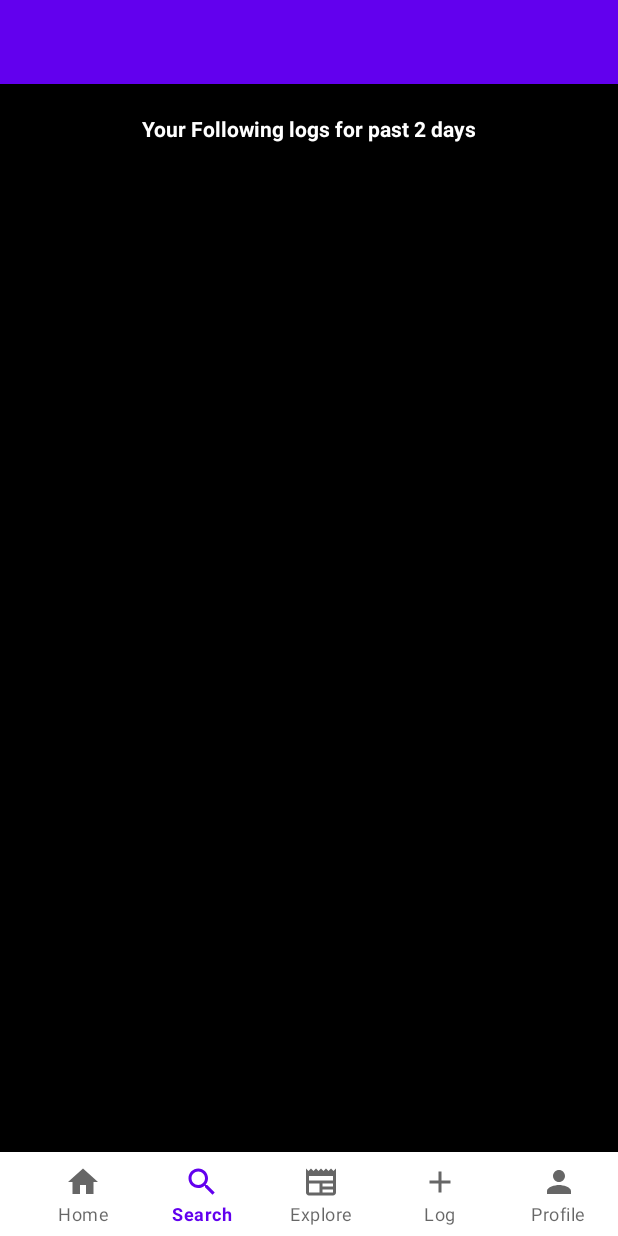
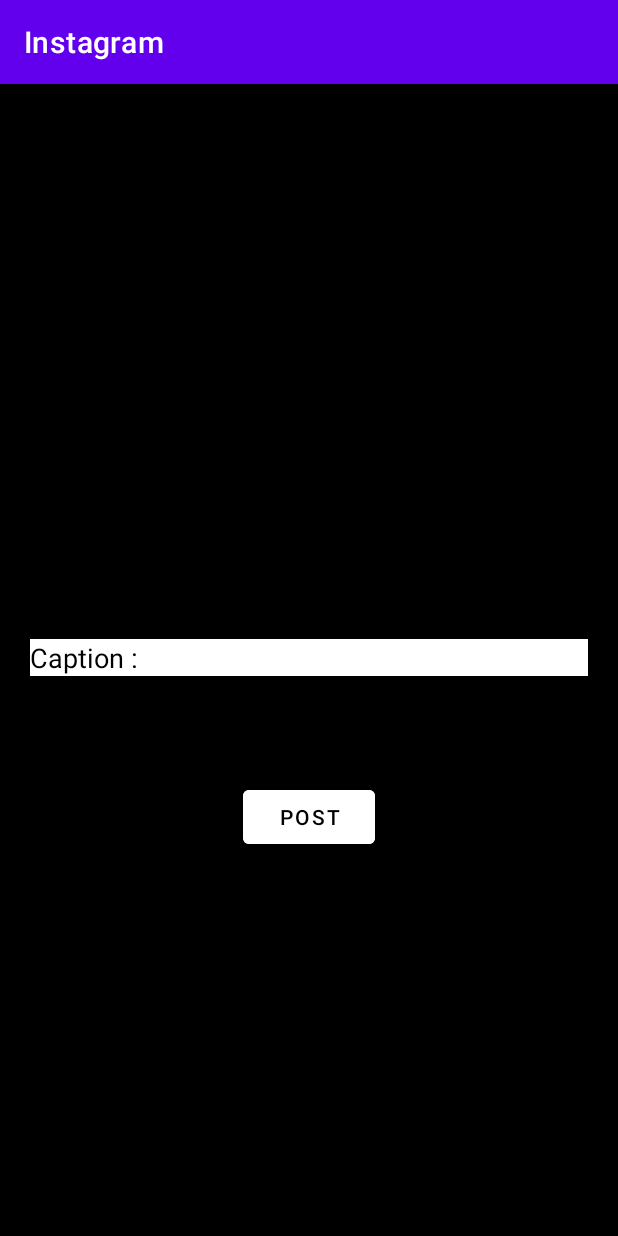
Before and after one commit to formidablechief27/Instagram, an Android app: the screen it shows after launch once a user with an empty profile is signed in (MainActivity before the commit, AgreePost after it), item 4 of the bottom bar chosen, on a phone screen of 412 x 824 dp. Run offline under Robolectric (Android 15) with nearby library versions, the phone set to English and light mode, and no system bars; our stand-ins replace Firebase (no records; nobody signed in at launch, a user with empty details on screens opened directly).

Commit message:
Add files via upload

```diff
--- a/src/main/AndroidManifest.xml
+++ b/src/main/AndroidManifest.xml
@@ -52,6 +52,8 @@
             android:name=".SearchActivity"
             android:label="">
         </activity>
+        <activity android:name=".AgreePost"
+            android:exported="false"></activity>
     </application>
 
 </manifest>
--- a/src/main/java/com/example/instagram/MainActivity.java
+++ b/src/main/java/com/example/instagram/MainActivity.java
@@ -43,9 +43,12 @@ import java.io.FileNotFoundException;
 import java.io.IOException;
 import java.io.InputStreamReader;
 import java.lang.reflect.Array;
+import java.text.ParseException;
 import java.text.SimpleDateFormat;
 import java.util.ArrayList;
 import java.util.Calendar;
+import java.util.Collections;
+import java.util.Comparator;
 import java.util.Date;
 import java.util.List;
 import java.util.Locale;
@@ -69,7 +72,7 @@ public class MainActivity extends AppCompatActivity implements View.OnClickListe
     static String s3="";
     static boolean flag = false;
     static int i = 0;
-//    List<HomeLog> list = new ArrayList<>();
+    List<Post> list = new ArrayList<>();
 
     RecyclerView recyclerView;
 
@@ -95,94 +98,67 @@ public class MainActivity extends AppCompatActivity implements View.OnClickListe
         date2 = yesterdayDate;
         recyclerView = findViewById(R.id.list);
         bug = findViewById(R.id.bug);
-        //fill();
+        fill();
         binding.bottomnav.setBackground(null);
         binding.bottomnav.setOnItemSelectedListener(this);
     }
 
-    @Override
-    protected void onResume() {
-//        list.clear();
-//        if(Login.done == true)
-//            fill();
-        super.onResume();
-//        //fill();
-    }
+    public void show(){
+        Comparator<Post> dateComparator = new Comparator<Post>() {
+            SimpleDateFormat sdf = new SimpleDateFormat("yyyy-MM-dd HH:mm:ss");
+            @Override
+            public int compare(Post post1, Post post2) {
+                try {
+                    Date date1 = sdf.parse(post1.getDate());
+                    Date date2 = sdf.parse(post2.getDate());
 
-    public void show(){
-//        if(list.size() == 0) {
-//            bug.setText("None of your following have logged in the past 2 days, Start my logging a workout or follow someone");
-//        }
-//        HomeAdapter adapter = new HomeAdapter(this, list, this);
-//        recyclerView.setAdapter(adapter);
-//        recyclerView.setLayoutManager(new LinearLayoutManager(this));
+                    // Compare the dates
+                    return date2.compareTo(date1);
+                } catch (ParseException e) {
+                    e.printStackTrace();
+                    return 0; // Handle parsing exception
+                }
+            }
+        };
+        Collections.sort(list, dateComparator);
+        if(list.size() == 0) {
+            bug.setText("None of your following has posted in the past 2 days, Start my posting or follow someone");
+        }
+        else{
+            bug.setText("Your Following Posts for past 2 days");
+        }
+        PostAdapter adapter = new PostAdapter(this, list, this);
+        recyclerView.setAdapter(adapter);
+        recyclerView.setLayoutManager(new LinearLayoutManager(this));
     }
 
     public void fill(){
-//        //list.clear();
-//        try{
-//            DatabaseReference databaseReference = FirebaseDatabase.getInstance().getReference("users");
-//            databaseReference.addValueEventListener(new ValueEventListener() {
-//                @Override
-//                public void onDataChange(@NonNull DataSnapshot dataSnapshot) {
-//                    list.clear();
-//                    for (DataSnapshot userSnapshot : dataSnapshot.getChildren()) {
-//                        String username = userSnapshot.child("username").getValue(String.class).trim();
-//                        String dateOfJoining = userSnapshot.child("Date").getValue(String.class).trim();
-//                        String UID = userSnapshot.getKey();
-//                        DatabaseReference databaseReference1 = FirebaseDatabase.getInstance().getReference().child("users").child(MainActivity.userId).child("Following");
-//                        databaseReference1.addListenerForSingleValueEvent(new ValueEventListener() {
-//                            @Override
-//                            public void onDataChange(@NonNull DataSnapshot dataSnapshot1) {
-//                                if (dataSnapshot1.hasChild(UID) || UID.equals(MainActivity.userId)) {
-//                                    DatabaseReference logsReference = databaseReference.child(UID).child("Logs");
-//                                    logsReference.addListenerForSingleValueEvent(new ValueEventListener() {
-//                                        @Override
-//                                        public void onDataChange(@NonNull DataSnapshot dataSnapshot2) {
-//                                            if(dataSnapshot2.hasChild(date1)){
-//                                                retrieveLogData(logsReference.child(date1), username, date1, UID);
-////                                            list.add(new HomeLog(R.drawable.ic_launcher_foreground, username, date1, val1.size()>0?val1.get(0):"", val1.size()>1?val1.get(1):"", val1.size()>2?val1.get(2):"", UID));
-////                                            show();
-//                                                //bug.setText("Pooja Pooja Pooja");
-//                                            }
-//                                            if(dataSnapshot2.hasChild(date2)){
-//                                                retrieveLogData(logsReference.child(date2), username, date2, UID);
-////                                            list.add(new HomeLog(R.drawable.ic_launcher_foreground, username, date2, val1.size()>0?val1.get(0):"", val1.size()>1?val1.get(1):"", val1.size()>2?val1.get(2):"", UID));
-////                                            show();
-//                                            }
-//                                            //list.add(new User(username, count, dateOfJoining, R.drawable.ic_launcher_foreground, UID));
-//                                        }
-//                                        @Override
-//                                        public void onCancelled(@NonNull DatabaseError databaseError2) {
-//                                            // bug.setText("Pooja Pooja Pooja");
-//                                            //list.add(new User(username, 0, dateOfJoining, R.drawable.ic_launcher_foreground, UID));
-//                                        }
-//                                    });
-//                                } else {
-//
-//                                }
-//                            }
-//
-//                            @Override
-//                            public void onCancelled(@NonNull DatabaseError databaseError) {
-//                                // Handle the error if necessary
-//                            }
-//                        });
-//                    }
-//                    //show();
-//                }
-//
-//                @Override
-//                public void onCancelled(@NonNull DatabaseError databaseError) {
-//                    // Handle the error if necessary
-//                }
-//            });
-//        }
-//        catch(NullPointerException e){
-//            Intent intent = new Intent(MainActivity.this, Welcome.class);
-//            intent.setFlags(Intent.FLAG_ACTIVITY_CLEAR_TASK | Intent.FLAG_ACTIVITY_NEW_TASK);
-//            startActivity(intent);
-//        }
+        list.clear();
+            DatabaseReference databaseReference = FirebaseDatabase.getInstance().getReference("posts");
+            databaseReference.addValueEventListener(new ValueEventListener() {
+                @Override
+                public void onDataChange(@NonNull DataSnapshot snapshot) {
+                    for(DataSnapshot userSnapshot : snapshot.getChildren()){
+                        try{
+                            String ID = userSnapshot.getKey();
+                            String url = userSnapshot.child("post_image").getValue(String.class).trim();
+                            String caption = userSnapshot.child("post_caption").getValue(String.class).trim();
+                            String UID = ID.substring(0, ID.indexOf(" "));
+                            String date = ID.substring(ID.indexOf(" ") + 1, ID.length());
+                            String name = userSnapshot.child("post_uploader").getValue(String.class).trim();
+                            list.add(new Post(R.drawable.ic_launcher_foreground, name, url, caption,date));
+                            show();
+                        }
+                        catch(Exception e){
+                        }
+                    }
+                }
+
+                @Override
+                public void onCancelled(@NonNull DatabaseError error) {
+
+                }
+            });
     }
     public void CheckUser(){
         String filename = "User Details";
@@ -241,12 +217,12 @@ public class MainActivity extends AppCompatActivity implements View.OnClickListe
             startActivity(profileIntent);
             return true;
         }
-//        else if (item.getItemId() == R.id.log) {
-//            // Use Intent to navigate to SearchActivity (change SearchActivity with your desired activity class)
-//            Intent searchIntent = new Intent(MainActivity.this, LogActivity.class);
-//            startActivity(searchIntent);
-//            return true;
-//        }
+        else if (item.getItemId() == R.id.post) {
+            // Use Intent to navigate to SearchActivity (change SearchActivity with your desired activity class)
+            Intent searchIntent = new Intent(MainActivity.this, AgreePost.class);
+            startActivity(searchIntent);
+            return true;
+        }
         else if (item.getItemId() == R.id.search){
             Intent searchIntent = new Intent(MainActivity.this, SearchActivity.class);
             startActivity(searchIntent);
--- a/src/main/java/com/example/instagram/ProfileActivity.java
+++ b/src/main/java/com/example/instagram/ProfileActivity.java
@@ -187,7 +187,7 @@ public class ProfileActivity extends AppCompatActivity implements View.OnClickLi
     }
 
     private void uploadImageToFirebaseStorage(Uri imageUri) {
-        String userId = FirebaseAuth.getInstance().getCurrentUser().getUid();
+        String userId = MainActivity.userId;
         StorageReference storageRef = FirebaseStorage.getInstance().getReference()
                 .child("profile_pictures")
                 .child(userId + ".jpg");
@@ -202,7 +202,6 @@ public class ProfileActivity extends AppCompatActivity implements View.OnClickLi
                             });
                 })
                 .addOnFailureListener(e -> {
-                    // Handle image upload failure
                 });
         setpfp();
     }
--- a/src/main/res/layout/activity_main.xml
+++ b/src/main/res/layout/activity_main.xml
@@ -9,7 +9,7 @@
     <TextView
         android:layout_width="wrap_content"
         android:layout_height="wrap_content"
-        android:text="Your Following logs for past 2 days"
+        android:text="Your Following Posts for past 2 days"
         android:textColor="@color/white"
         android:textStyle="bold"
         android:layout_gravity="center"
@@ -22,16 +22,17 @@
 
     <RelativeLayout
         android:layout_width="match_parent"
-        android:layout_height="0dp"
-        app:layout_constraintTop_toBottomOf="@id/bug">
+        android:layout_height="wrap_content"
+        app:layout_constraintTop_toBottomOf="@id/bug"
+        >
 
         <androidx.recyclerview.widget.RecyclerView
             android:layout_width="match_parent"
             android:layout_height="match_parent"
             android:id="@+id/list"
             android:layout_marginTop="20dp"
-            android:clipToPadding="false"
-            android:paddingTop="10dp">
+            android:layout_marginBottom="40dp"
+            app:layout_behavior="@string/appbar_scrolling_view_behavior">
         </androidx.recyclerview.widget.RecyclerView>
     </RelativeLayout>
 
@@ -51,8 +52,6 @@
             android:id="@+id/bottomapp"
             android:layout_gravity="bottom"
             android:background="@color/black"
-            app:fabCradleMargin="10dp"
-            app:fabCradleRoundedCornerRadius="50dp"
             >
 
             <com.google.android.material.bottomnavigation.BottomNavigationView
--- /dev/null
+++ b/src/main/res/layout/agreepost.xml
@@ -0,0 +1,51 @@
+<?xml version="1.0" encoding="utf-8"?>
+<LinearLayout xmlns:android="http://schemas.android.com/apk/res/android"
+    android:orientation="vertical"
+    android:layout_width="match_parent"
+    android:layout_height="match_parent"
+    android:background="@color/black"
+    >
+
+    <ImageView
+        android:layout_width="250dp"
+        android:layout_height="250dp"
+        android:layout_gravity="center"
+        android:layout_marginTop="100dp"
+        android:id="@+id/image"
+        ></ImageView>
+
+    <EditText
+        android:layout_width="match_parent"
+        android:layout_height="wrap_content"
+        android:layout_margin="20dp"
+        android:hint="Caption : "
+        android:textColorHint="@color/black"
+        android:background="@color/white"
+        android:id="@+id/caption"
+        android:textColor="@color/black"
+        ></EditText>
+
+    <Button
+        android:layout_width="wrap_content"
+        android:layout_height="wrap_content"
+        android:layout_gravity="center"
+        android:text="Post"
+        android:backgroundTint="@color/white"
+        android:textColor="@color/black"
+        android:layout_marginTop="50dp"
+        android:id="@+id/submit"
+        ></Button>
+
+    <TextView
+        android:layout_width="250dp"
+        android:layout_height="wrap_content"
+        android:layout_gravity="center"
+        android:id="@+id/posting"
+        android:layout_marginTop="30dp"
+        android:layout_marginBottom="20dp"
+        android:textColor="@color/white"
+        android:textSize="15sp"
+        android:textStyle="bold"
+        ></TextView>
+
+</LinearLayout>
--- a/src/main/res/menu/bottom.xml
+++ b/src/main/res/menu/bottom.xml
@@ -18,8 +18,8 @@
     </item>
 
     <item
-        android:id="@+id/log"
-        android:title="Log"
+        android:id="@+id/post"
+        android:title="Post"
         android:icon="@drawable/baseline_add_24"
         >
 </item>
```
Also changed, not shown: src/main/java/com/example/instagram/AgreePost.java (added, +234 -0 lines), src/main/java/com/example/instagram/Post.java (added, +57 -0 lines), src/main/java/com/example/instagram/PostAdapter.java (added, +80 -0 lines), src/main/res/layout/homepagepost.xml (added, +62 -0 lines).
